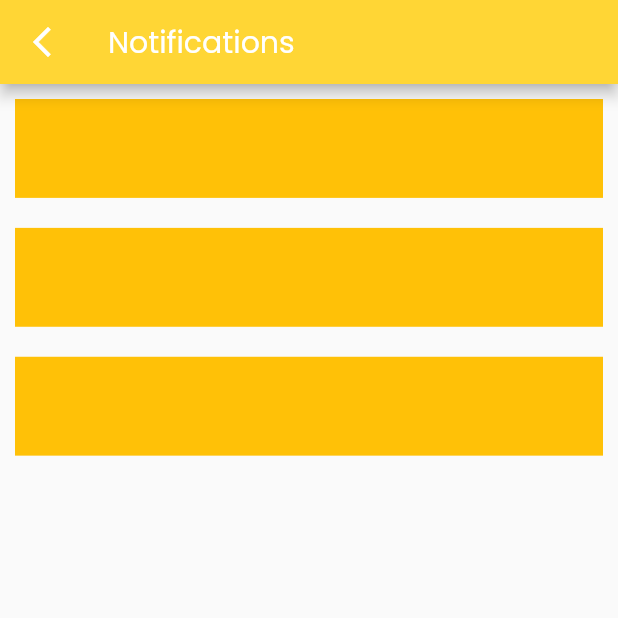
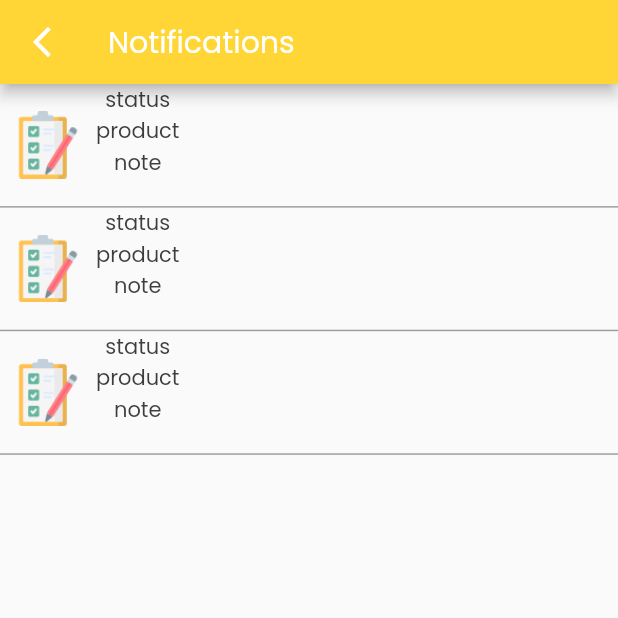
Before and after one commit to Yoga3911/breadify, a Flutter app: the NotifPage screen opened by its route, on a phone screen of 412 x 824 dp, the top half of it. Run offline on Flutter 3.47's test engine with Material 2 defaults, Android fonts, the phone set to English and light mode, and no system bars; our stand-ins replace auto_size_text, cached_network_image, cloud_firestore, firebase_auth, firebase_core, flutter_spinkit and 7 more; missing offline and left inert: dart:html, flutter_facebook_auth; accounts and stored records are empty.

Commit message:
konten notif

```diff
--- /dev/null
+++ b/lib/app/models/notif_models.dart
@@ -0,0 +1,14 @@
+class NotifContent {
+  final String status;
+  final String product;
+  final String note;
+  final String price;
+  final String date;
+
+  NotifContent(
+      {required this.status,
+      required this.product,
+      required this.note,
+      required this.price,
+      required this.date});
+}
--- a/lib/app/views/cart/notif.dart
+++ b/lib/app/views/cart/notif.dart
@@ -1,6 +1,12 @@
 import 'package:flutter/material.dart';
 import 'package:project/app/constant/glow.dart';
+
+//pemanggilan class
+import '../../models/notif_models.dart';
+
+//utk konten Notif :
 import 'package:project/app/views/cart/widgets_notif/konten_notif.dart';
+
 
 final List<NotifContent> notifcontent = [
   NotifContent(
@@ -54,18 +60,3 @@ class NotifPage extends StatelessWidget {
     );
   }
 }
-
-class NotifContent {
-  final String status;
-  final String product;
-  final String note;
-  final String price;
-  final String date;
-
-  NotifContent(
-      {required this.status,
-      required this.product,
-      required this.note,
-      required this.price,
-      required this.date});
-}
--- a/lib/app/views/cart/widgets_notif/konten_notif.dart
+++ b/lib/app/views/cart/widgets_notif/konten_notif.dart
@@ -1,6 +1,8 @@
+import 'dart:html';
+
 import 'package:flutter/material.dart';
 
-//memanggil kerangka feed
+//memanggil kerangka notif :
 import '../notif.dart';
 
 class Notif extends StatelessWidget {
@@ -11,10 +13,42 @@ class Notif extends StatelessWidget {
   @override
   Widget build(BuildContext context) {
     return Container(
-      margin: EdgeInsets.all(10),
       width: MediaQuery.of(context).size.width * 1,
-      height: MediaQuery.of(context).size.height * 0.08,
-      color: Colors.amber,
+      height: MediaQuery.of(context).size.height * 0.1,
+      decoration: const BoxDecoration(
+        border: Border(
+          bottom: BorderSide(width: 1, color: Colors.grey),
+        ),
+      ),
+      child: Row(
+        mainAxisAlignment: MainAxisAlignment.spaceBetween,
+        children: <Widget>[
+          //1) anak ke-1 : row yang berisi icon & column for text
+          Row(
+            children: <Widget>[
+              //1a) icon notif
+              Transform.scale(
+                scale: 0.7,
+                child: Image.asset("assets/icons/checklist.png"),
+              ),
+
+              //1b) column for text : status, product, note
+              Column(
+                children: <Widget>[
+                  //status transaksi
+                  Text(notifcontent[index].status),
+                  //product/menu
+                  Text(notifcontent[index].product),
+                  //note
+                  Text(notifcontent[index].note),
+                ],
+              )
+            ],
+          )
+
+          //2) anak ke-2 : column for text
+        ],
+      ),
     );
   }
 }
```
Also changed, not shown: assets/icons/checklist.png (added).
